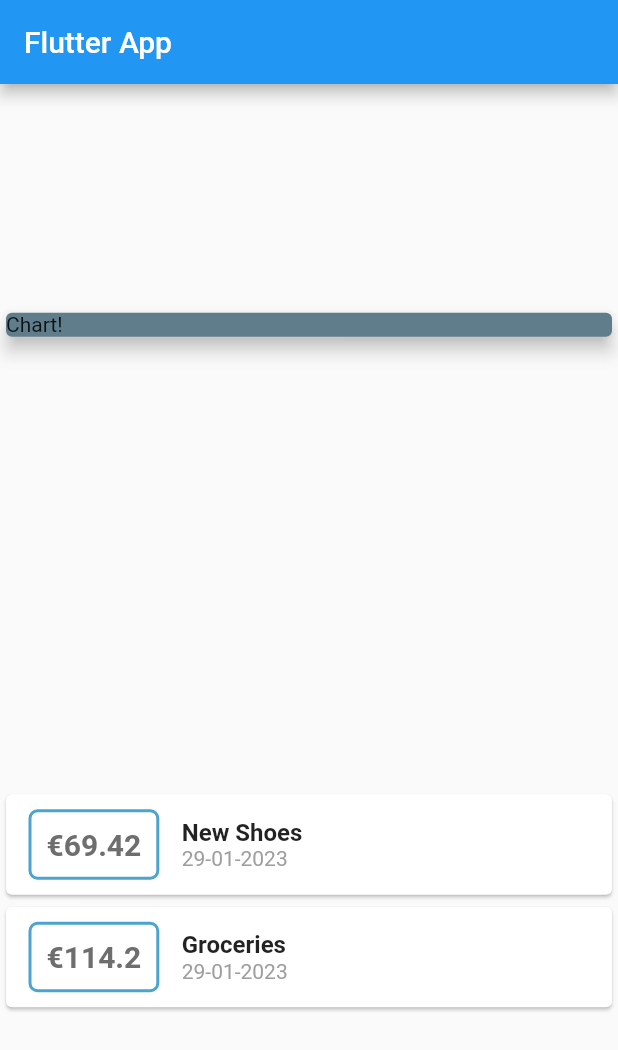
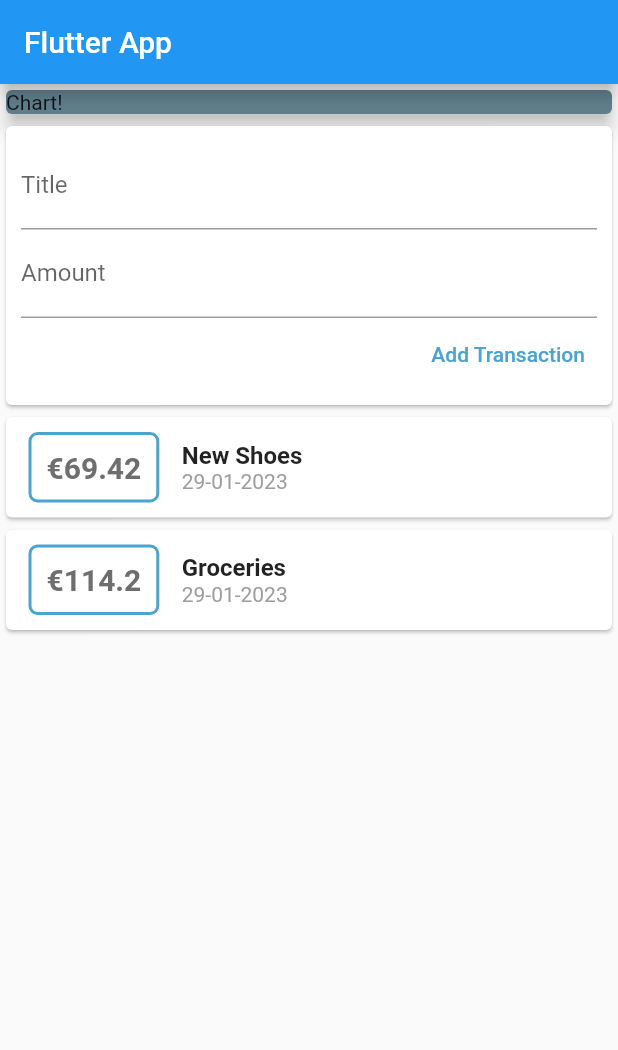
Before and after one commit to j-dolenc/Flutter, a Flutter app: the screen it shows after launch, on a phone screen of 412 x 824 dp. Shown: the top 1050 px of the screen. Run offline on Flutter 3.47's test engine with Material 2 defaults, Android fonts, the phone set to English and light mode, and no system bars; missing offline and left inert: dart:ffi.

Commit message:
Adding user input

```diff
--- a/expense_planner/lib/main.dart
+++ b/expense_planner/lib/main.dart
@@ -30,6 +30,10 @@ class MyHomePage extends StatelessWidget {
       date: DateTime.now(),
     ),
   ];
+  //String titleInput;
+  //String amountInput;
+  final titleController = TextEditingController();
+  final amountController = TextEditingController();
 
   @override
   Widget build(BuildContext context) {
@@ -38,7 +42,7 @@ class MyHomePage extends StatelessWidget {
         title: Text('Flutter App'),
       ),
       body: Column(
-        mainAxisAlignment: MainAxisAlignment.spaceAround,
+        //mainAxisAlignment: MainAxisAlignment.spaceAround,
         crossAxisAlignment: CrossAxisAlignment.stretch,
         children: [
           Container(
@@ -48,6 +52,38 @@ class MyHomePage extends StatelessWidget {
               elevation: 5,
             ),
             width: double.infinity,
+          ),
+          Card(
+            child: Container(
+              padding: EdgeInsets.all(10),
+              child: Column(
+                crossAxisAlignment: CrossAxisAlignment.end,
+                children: [
+                  TextField(
+                    decoration: InputDecoration(labelText: 'Title'),
+                    // onChanged: (input) {
+                    //   titleInput = input;
+                    // },
+                    controller: titleController,
+                  ), //for receiving text input
+                  TextField(
+                    decoration: InputDecoration(labelText: 'Amount'),
+                    controller: amountController,
+                    // onChanged: (input) => amountInput = input,
+                  ),
+                  TextButton(
+                    child: Text("Add Transaction"),
+                    onPressed: () {
+                      print(titleController.text + " " + amountController.text);
+                    },
+                    style: ButtonStyle(
+                      foregroundColor: MaterialStateProperty.all(
+                          Color.fromARGB(255, 75, 163, 207)),
+                    ),
+                  ),
+                ],
+              ),
+            ),
           ),
           Column(
             children: transactions.map((ts) {
```
